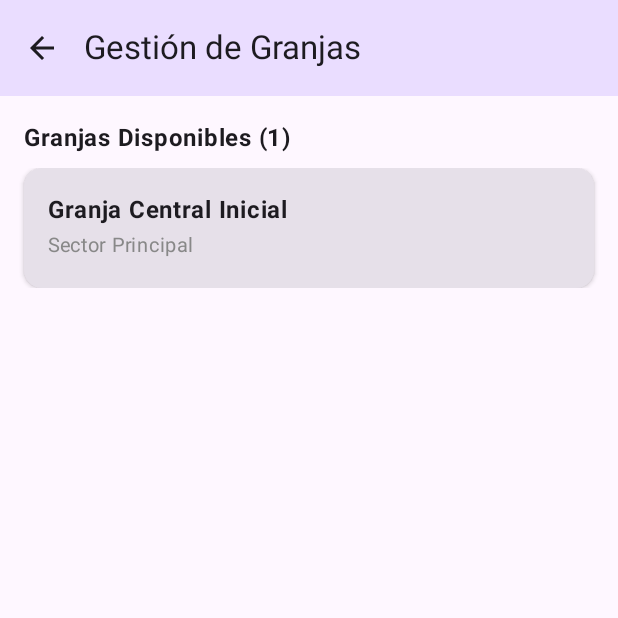
After one commit to MatiCaroB/TrabajoAplicacionesMoviles, an Android app built with Jetpack Compose: the GranjasScreen screen opened through its navigation route, on a phone screen of 412 x 824 dp, the top half of it. The commit adds this screen. Run offline under Robolectric (Android 15) with nearby library versions, the phone set to English and light mode, and no system bars; our stand-ins replace Room's generated code.

Commit message:
Añadidas granjas y galpones filtrados por granjas

```diff
--- a/RealProyect/app/src/main/java/com/example/ataprial/data/dao/GalponDao.kt
+++ b/RealProyect/app/src/main/java/com/example/ataprial/data/dao/GalponDao.kt
@@ -18,4 +18,12 @@ interface GalponDao {
 
     @Query("DELETE FROM galpones WHERE id = :id")
     suspend fun eliminarGalpon(id: String)
+
+    @Query("SELECT * FROM galpones WHERE granjaId = :granjaId")
+    fun obtenerGalponesPorGranja(granjaId: String):Flow<List<Galpon>>
+
+
+
+
+
 }
--- /dev/null
+++ b/RealProyect/app/src/main/java/com/example/ataprial/data/dao/GranjaDao.kt
@@ -0,0 +1,20 @@
+package com.example.ataprial.data.dao
+
+import androidx.room.Dao
+import androidx.room.Insert
+import androidx.room.OnConflictStrategy
+import androidx.room.Query
+import com.example.ataprial.data.model.Granja
+import kotlinx.coroutines.flow.Flow
+
+@Dao
+interface GranjaDao {
+    @Query("SELECT * FROM granjas")
+    fun obtenerTodasLasGranjas(): Flow<List<Granja>>
+
+    @Insert(onConflict = OnConflictStrategy.REPLACE)
+    suspend fun insertarGranja(granja: Granja)
+
+    @Query("DELETE FROM granjas WHERE id = :id")
+    suspend fun eliminarGranja(id: String)
+}
--- a/RealProyect/app/src/main/java/com/example/ataprial/data/dao/UsuarioDao.kt
+++ b/RealProyect/app/src/main/java/com/example/ataprial/data/dao/UsuarioDao.kt
@@ -14,7 +14,7 @@ interface UsuarioDao {
     @Query("SELECT * FROM usuarios")
     fun obtenerTodosLosUsuarios(): Flow<List<Usuario>>
 
-    // 💡 Asegúrate de que esta consulta coincida al 100% con tu tabla
+
     @Query("SELECT * FROM usuarios WHERE correo = :correo LIMIT 1")
     suspend fun buscarUsuarioPorCorreo(correo: String): Usuario?
 
--- /dev/null
+++ b/RealProyect/app/src/main/java/com/example/ataprial/data/model/Granja.kt
@@ -0,0 +1,12 @@
+package com.example.ataprial.data.model
+
+
+import androidx.room.Entity
+import androidx.room.PrimaryKey
+
+@Entity(tableName = "granjas")
+data class Granja(
+    @PrimaryKey val id: String,
+    val nombreGranja: String,
+    val ubicacion: String = ""
+)
--- a/RealProyect/app/src/main/java/com/example/ataprial/ui/navigation/AppNavigation.kt
+++ b/RealProyect/app/src/main/java/com/example/ataprial/ui/navigation/AppNavigation.kt
@@ -4,17 +4,22 @@ import androidx.compose.runtime.Composable
 import androidx.compose.runtime.collectAsState
 import androidx.compose.ui.platform.LocalContext
 import androidx.lifecycle.viewmodel.compose.viewModel
+import androidx.navigation.NavType
 import androidx.navigation.compose.NavHost
 import androidx.navigation.compose.composable
 import androidx.navigation.compose.rememberNavController
+import androidx.navigation.navArgument
 import com.example.ataprial.data.database.AppDatabase
 import com.example.ataprial.data.model.TipoUsuario
 import com.example.ataprial.ui.screen.GalponesScreen
+import com.example.ataprial.ui.screen.GranjasScreen
 import com.example.ataprial.ui.screen.HomeScreen
 import com.example.ataprial.ui.screen.LoginScreen
 import com.example.ataprial.ui.screen.UsuarioScreen
 import com.example.ataprial.ui.viewmodel.GalponesViewModel
 import com.example.ataprial.ui.viewmodel.GalponesViewModelFactory
+import com.example.ataprial.ui.viewmodel.GranjasViewModel
+import com.example.ataprial.ui.viewmodel.GranjasViewModelFactory
 import com.example.ataprial.ui.viewmodel.UsuarioViewModel
 
 @Composable
@@ -22,14 +27,20 @@ fun AppNavigation() {
     val navController = rememberNavController()
     val usuarioViewModel: UsuarioViewModel = viewModel()
 
-    // 1. Obtención del contexto y base de datos SQLite antes de las rutas
     val context = LocalContext.current
     val database = AppDatabase.getDatabase(context)
 
-    // 2. Creación del GalponesViewModel usando su fábrica
     val galponesViewModel: GalponesViewModel = viewModel(
         factory = GalponesViewModelFactory(database.galponDao())
     )
+
+
+    val granjasViewModel: GranjasViewModel = viewModel(
+        factory = GranjasViewModelFactory(database.granjaDao())
+    )
+
+    val usuarioActual = usuarioViewModel.usuarioLogueado.collectAsState().value
+    val rol = usuarioActual?.rol ?: TipoUsuario.OPERARIO
 
     NavHost(
         navController = navController,
@@ -57,34 +68,48 @@ fun AppNavigation() {
                     navController.navigate(AppRoutes.USUARIOS)
                 },
                 onNavegarAGalpones = {
-                    navController.navigate(AppRoutes.GALPONES)
+                    // Ahora la opción de Galpones te dirige primero a seleccionar la Granja
+                    navController.navigate(AppRoutes.GRANJAS)
                 }
             )
         }
 
-        // 👥 RUTA 3: Gestión de Usuarios / Registro Público
+        // 👥 RUTA 3: Gestión de Usuarios
         composable(route = AppRoutes.USUARIOS) {
             UsuarioScreen(
                 viewModel = usuarioViewModel,
                 onCerrarSesion = {
-                    val regresoExitoso = navController.popBackStack()
-                    if (!regresoExitoso) {
-                        navController.navigate(AppRoutes.LOGIN) {
-                            popUpTo(AppRoutes.LOGIN) { inclusive = true }
-                        }
+                    navController.navigate(AppRoutes.LOGIN) {
+                        popUpTo(AppRoutes.HOME) { inclusive = true }
                     }
                 }
             )
         }
 
-        // 🏗️ RUTA 4: Galpones
-        composable(route = AppRoutes.GALPONES) {
-            val usuarioActual = usuarioViewModel.usuarioLogueado.collectAsState().value
-            val rol = usuarioActual?.rol ?: TipoUsuario.OPERARIO // Por defecto OPERARIO si no hay sesión
+        // 🚜 RUTA 4: Gestión de Granjas
+        composable(route = AppRoutes.GRANJAS) {
+            GranjasScreen(
+                viewModel = granjasViewModel,
+                rolUsuario = rol,
+                onGranjaClick = { idGranja ->
+
+                    navController.navigate("${AppRoutes.GALPONES}/$idGranja")
+                },
+                onVolver = { navController.popBackStack() }
+            )
+        }
+
+        // 🏗️ RUTA 5: Galpones dinámicos asociados por Granja
+        composable(
+            route = "${AppRoutes.GALPONES}/{granjaId}",
+            arguments = listOf(navArgument("granjaId") { type = NavType.StringType })
+        ) { backStackEntry ->
+            val granjaId = backStackEntry.arguments?.getString("granjaId") ?: "GRANJA-01"
 
             GalponesScreen(
                 viewModel = galponesViewModel,
-                rolUsuario = rol, // 👈 Le pasamos el ROL (OPERARIO, SUPERVISOR o JEFATURA)
+                rolUsuario = rol,
+                granjaId = granjaId,
                 onVolver = { navController.popBackStack() }
             )
         }
--- a/RealProyect/app/src/main/java/com/example/ataprial/ui/navigation/AppRoutes.kt
+++ b/RealProyect/app/src/main/java/com/example/ataprial/ui/navigation/AppRoutes.kt
@@ -4,6 +4,6 @@ object AppRoutes {
     const val HOME = "home"
     const val USUARIOS = "usuarios"
     const val GALPONES = "galpones"
-
+    const val GRANJAS = "granjas"
     const val LOGIN = "login"
 }
--- /dev/null
+++ b/RealProyect/app/src/main/java/com/example/ataprial/ui/screen/GranjasScreen.kt
@@ -0,0 +1,177 @@
+package com.example.ataprial.ui.screen
+
+
+import android.widget.Toast
+import androidx.compose.animation.AnimatedVisibility
+import androidx.compose.animation.core.animateFloatAsState
+import androidx.compose.animation.core.tween
+import androidx.compose.animation.fadeIn
+
+import androidx.compose.animation.slideInVertically
+import androidx.compose.foundation.clickable
+import androidx.compose.foundation.layout.*
+import androidx.compose.foundation.lazy.LazyColumn
+import androidx.compose.foundation.lazy.items
+import androidx.compose.material.icons.Icons
+import androidx.compose.material.icons.automirrored.filled.ArrowBack
+import androidx.compose.material.icons.filled.Delete
+import androidx.compose.material3.*
+import androidx.compose.runtime.*
+import androidx.compose.ui.Alignment
+import androidx.compose.ui.Modifier
+import androidx.compose.ui.draw.alpha
+import androidx.compose.ui.draw.rotate
+import androidx.compose.ui.draw.scale
+import androidx.compose.ui.graphics.Color
+import androidx.compose.ui.platform.LocalContext
+import androidx.compose.ui.text.font.FontWeight
+import androidx.compose.ui.unit.dp
+import androidx.compose.ui.unit.sp
+import com.example.ataprial.data.model.Granja
+import com.example.ataprial.data.model.TipoUsuario
+import com.example.ataprial.ui.viewmodel.GranjasViewModel
+import kotlinx.coroutines.delay
+import kotlinx.coroutines.launch
+
+@OptIn(ExperimentalMaterial3Api::class)
+@Composable
+fun GranjasScreen(
+    viewModel: GranjasViewModel,
+    rolUsuario: TipoUsuario,
+    onGranjaClick: (String) -> Unit,
+    onVolver: () -> Unit
+) {
+    val context = LocalContext.current
+    val listaGranjas by viewModel.granjas.collectAsState(initial = emptyList())
+
+    var nombreGranja by remember { mutableStateOf("") }
+    var ubicacion by remember { mutableStateOf("") }
+    var mensajeError by remember { mutableStateOf<String?>(null) }
+
+    Scaffold(
+        topBar = {
+            TopAppBar(
+                title = { Text("Gestión de Granjas") },
+                navigationIcon = {
+                    IconButton(onClick = onVolver) {
+                        Icon(imageVector = Icons.AutoMirrored.Filled.ArrowBack, contentDescription = "Volver")
+                    }
+                },
+                colors = TopAppBarDefaults.topAppBarColors(containerColor = MaterialTheme.colorScheme.primaryContainer)
+            )
+        }
+    ) { innerPadding ->
+        Column(
+            modifier = Modifier
+                .fillMaxSize()
+                .padding(innerPadding)
+                .padding(16.dp)
+        ) {
+            if (rolUsuario == TipoUsuario.JEFATURA) {
+                Text("Registrar Nueva Granja (Jefatura)", fontWeight = FontWeight.Bold)
+                Spacer(modifier = Modifier.height(8.dp))
+                OutlinedTextField(
+                    value = nombreGranja,
+                    onValueChange = { nombreGranja = it; mensajeError = null },
+                    label = { Text("Nombre de la Granja") },
+                    modifier = Modifier.fillMaxWidth(),
+                    singleLine = true
+                )
+                Spacer(modifier = Modifier.height(8.dp))
+                OutlinedTextField(
+                    value = ubicacion,
+                    onValueChange = { ubicacion = it },
+                    label = { Text("Ubicación (Opcional)") },
+                    modifier = Modifier.fillMaxWidth(),
+                    singleLine = true
+                )
+                mensajeError?.let {
+                    Text(it, color = MaterialTheme.colorScheme.error, style = MaterialTheme.typography.bodySmall)
+                }
+                Spacer(modifier = Modifier.height(12.dp))
+                Button(
+                    onClick = {
+                        if (nombreGranja.isNotBlank()) {
+                            viewModel.agregarGranja(nombreGranja, ubicacion)
+                            nombreGranja = ""
+                            ubicacion = ""
+                        } else {
+                            mensajeError = "El nombre no puede estar vacío."
+                        }
+                    },
+                    modifier = Modifier.fillMaxWidth()
+                ) {
+                    Text("Guardar Granja")
+                }
+                HorizontalDivider(modifier = Modifier.padding(vertical = 16.dp))
+            }
+
+            Text("Granjas Disponibles (${listaGranjas.size})", fontWeight = FontWeight.Bold)
+            Spacer(modifier = Modifier.height(8.dp))
+
+            LazyColumn(verticalArrangement = Arrangement.spacedBy(8.dp), modifier = Modifier.fillMaxWidth()) {
+                items(items = listaGranjas, key = { it.id }) { granja ->
+                    var visibleCard by remember { mutableStateOf(false) }
+                    LaunchedEffect(Unit) { visibleCard = true }
+
+                    AnimatedVisibility(
+                        visible = visibleCard,
+                        enter = slideInVertically(initialOffsetY = { it / 2 }) + fadeIn(tween(400))
+                    ) {
+                        Box(modifier = Modifier.animateItem()) {
+                            GranjaItemCard(
+                                granja = granja,
+                                mostrarEliminar = rolUsuario == TipoUsuario.JEFATURA,
+                                onClick = { onGranjaClick(granja.id) },
+                                onEliminar = {
+                                    viewModel.eliminarGranja(granja.id)
+                                    Toast.makeText(context, "Granja eliminada", Toast.LENGTH_SHORT).show()
+                                }
+                            )
+                        }
+                    }
+                }
+            }
+        }
+    }
+}
+
+@Composable
+fun GranjaItemCard(granja: Granja, mostrarEliminar: Boolean, onClick: () -> Unit, onEliminar: () -> Unit) {
+    val scope = rememberCoroutineScope()
+    var isDeleting by remember { mutableStateOf(false) }
+    val scale by animateFloatAsState(if (isDeleting) 1.2f else 1f, label = "scale")
+    val rotation by animateFloatAsState(if (isDeleting) 25f else 0f, label = "rotation")
+    val alpha by animateFloatAsState(if (isDeleting) 0f else 1f, label = "alpha")
+
+    Card(
+        modifier = Modifier
+            .fillMaxWidth()
+            .scale(scale)
+            .rotate(rotation)
+            .alpha(alpha)
+            .clickable { if (!isDeleting) onClick() },
+        elevation = CardDefaults.cardElevation(2.dp)
+    ) {
+        Row(
+            modifier = Modifier.padding(16.dp).fillMaxWidth(),
+            horizontalArrangement = Arrangement.SpaceBetween,
+            verticalAlignment = Alignment.CenterVertically
+        ) {
+            Column {
+                Text(granja.nombreGranja, fontWeight = FontWeight.Bold, fontSize = 16.sp)
+                if (granja.ubicacion.isNotBlank()) {
+                    Text(granja.ubicacion, color = Color.Gray, fontSize = 13.sp)
+                }
+            }
+            if (mostrarEliminar) {
+                IconButton(onClick = {
+                    isDeleting = true
+                    scope.launch { delay(350); onEliminar() }
+                }) {
+                    Icon(imageVector = Icons.Default.Delete, contentDescription = "Borrar", tint = MaterialTheme.colorScheme.error)
+                }
+            }
+        }
+    }
+}
--- a/RealProyect/app/src/main/java/com/example/ataprial/ui/viewmodel/GalponesViewModel.kt
+++ b/RealProyect/app/src/main/java/com/example/ataprial/ui/viewmodel/GalponesViewModel.kt
@@ -6,8 +6,11 @@ import androidx.lifecycle.viewModelScope
 import com.example.ataprial.data.dao.GalponDao
 import com.example.ataprial.data.model.EstadoGalpon
 import com.example.ataprial.data.model.Galpon
+import kotlinx.coroutines.ExperimentalCoroutinesApi
+import kotlinx.coroutines.flow.MutableStateFlow
 import kotlinx.coroutines.flow.SharingStarted
 import kotlinx.coroutines.flow.StateFlow
+import kotlinx.coroutines.flow.flatMapLatest
 import kotlinx.coroutines.flow.stateIn
 import kotlinx.coroutines.launch
 import java.util.Date
@@ -15,22 +18,36 @@ import java.util.UUID
 
 class GalponesViewModel(private val galponDao: GalponDao) : ViewModel() {
 
-    val galpones: StateFlow<List<Galpon>> = galponDao.obtenerTodosLosGalpones()
+    private val idGranjaActiva = MutableStateFlow("")
+
+    @OptIn(ExperimentalCoroutinesApi::class)
+    val galpones: StateFlow<List<Galpon>> = idGranjaActiva
+        .flatMapLatest { id ->
+            if (id.isBlank()) {
+                kotlinx.coroutines.flow.flowOf(emptyList())
+            } else {
+                galponDao.obtenerGalponesPorGranja(id)
+            }
+        }
         .stateIn(
             scope = viewModelScope,
             started = SharingStarted.WhileSubscribed(5000),
             initialValue = emptyList()
         )
 
-    fun agregarGalpon(nombre: String, tempStr: String, humedadStr: String): Boolean {
+    // Configura el filtro actual de la pantalla apenas entras
+    fun establecerGranjaActiva(granjaId: String) {
+        idGranjaActiva.value = granjaId
+    }
+
+    fun agregarGalpon(nombre: String, tempStr: String, humidityStr: String, granjaId: String): Boolean {
         val temp = tempStr.toDoubleOrNull()
-        val hum = humedadStr.toDoubleOrNull()
+        val hum = humidityStr.toDoubleOrNull()
 
-        if (nombre.isBlank() || temp == null || hum == null) {
+        if (nombre.isBlank() || temp == null || hum == null || granjaId.isBlank()) {
             return false
         }
 
-        // valores que afectan los estados de la temperatura
         val estado = when {
             temp > 35.0 -> EstadoGalpon.CRITICO
             temp > 30.0 -> EstadoGalpon.ADVERTENCIA
@@ -39,13 +56,13 @@ class GalponesViewModel(private val galponDao: GalponDao) : ViewModel() {
 
         val nuevoGalpon = Galpon(
             id = UUID.randomUUID().toString(),
-            granjaId = "GRANJA-01",
+            granjaId = granjaId.trim(),
             nombreGalpon = nombre.trim(),
             temperatura = temp,
             humedad = hum,
             estadoGalpon = estado,
             fechaActualizacion = Date(),
-            alertasActivas = temp > 30.0 // Se activa la alerta si pasa de 30°C
+            alertasActivas = temp > 30.0
         )
 
         viewModelScope.launch {
@@ -54,8 +71,14 @@ class GalponesViewModel(private val galponDao: GalponDao) : ViewModel() {
 
         return true
     }
+
+
+    fun eliminarGalpon(id: String) {
+        viewModelScope.launch {
+            galponDao.eliminarGalpon(id)
+        }
+    }
 }
-
 
 class GalponesViewModelFactory(private val galponDao: GalponDao) : ViewModelProvider.Factory {
     override fun <T : ViewModel> create(modelClass: Class<T>): T {
--- /dev/null
+++ b/RealProyect/app/src/main/java/com/example/ataprial/ui/viewmodel/GranjasViewModel.kt
@@ -0,0 +1,60 @@
+package com.example.ataprial.ui.viewmodel
+
+
+import androidx.lifecycle.ViewModel
+import androidx.lifecycle.ViewModelProvider
+import androidx.lifecycle.viewModelScope
+import com.example.ataprial.data.dao.GranjaDao
+import com.example.ataprial.data.model.Granja
+import kotlinx.coroutines.flow.SharingStarted
+import kotlinx.coroutines.flow.StateFlow
+import kotlinx.coroutines.flow.stateIn
+import kotlinx.coroutines.launch
+import java.util.UUID
+
+class GranjasViewModel(private val granjaDao: GranjaDao) : ViewModel() {
+
+
+    val granjas: StateFlow<List<Granja>> = granjaDao.obtenerTodasLasGranjas()
+        .stateIn(
+            scope = viewModelScope,
+            started = SharingStarted.WhileSubscribed(5000),
+            initialValue = emptyList()
+        )
+
+
+    fun agregarGranja(nombre: String, ubicacion: String): Boolean {
+        if (nombre.isBlank()) {
+            return false
+        }
+
+        val nuevaGranja = Granja(
+            id = UUID.randomUUID().toString(),
+            nombreGranja = nombre.trim(),
+            ubicacion = ubicacion.trim()
+        )
+
+        viewModelScope.launch {
+            granjaDao.insertarGranja(nuevaGranja)
+        }
+
+        return true
+    }
+
+
+    fun eliminarGranja(id: String) {
+        viewModelScope.launch {
+            granjaDao.eliminarGranja(id)
+        }
+    }
+}
+
+class GranjasViewModelFactory(private val granjaDao: GranjaDao) : ViewModelProvider.Factory {
+    override fun <T : ViewModel> create(modelClass: Class<T>): T {
+        if (modelClass.isAssignableFrom(GranjasViewModel::class.java)) {
+            @Suppress("UNCHECKED_CAST")
+            return GranjasViewModel(granjaDao) as T
+        }
+        throw IllegalArgumentException("Unknown ViewModel class")
+    }
+}
```
Also changed, not shown: RealProyect/app/src/main/java/com/example/ataprial/data/database/AppDatabase.kt (+15 -6 lines), RealProyect/app/src/main/java/com/example/ataprial/data/model/Galpon.kt (+12 -1 lines), RealProyect/app/src/main/java/com/example/ataprial/ui/screen/GalponesScreen.kt (+66 -20 lines), RealProyect/app/src/main/java/com/example/ataprial/ui/screen/UsuarioScreen.kt (+15 -16 lines), 4 other files.
